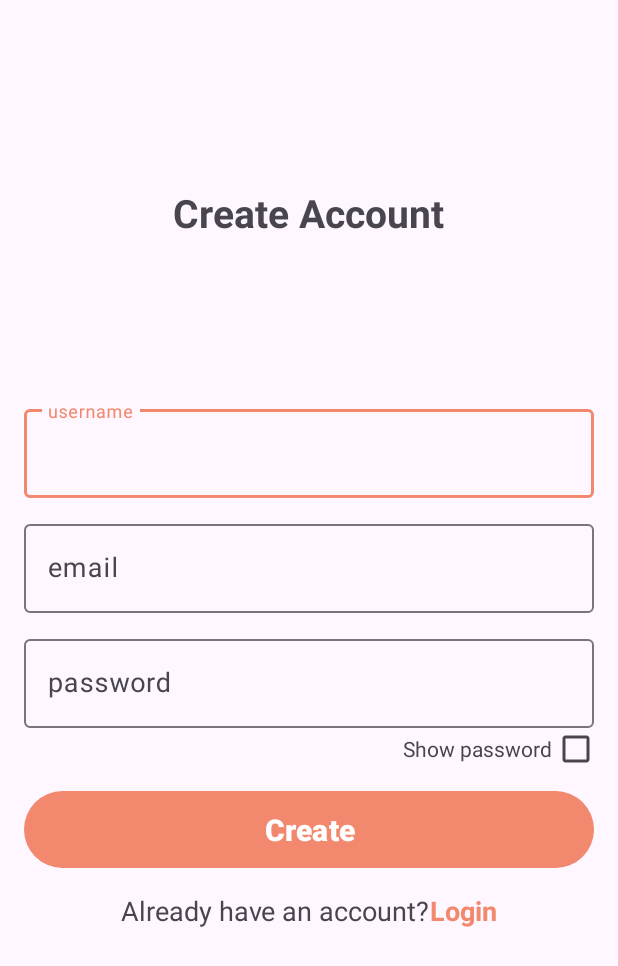
After one commit to ge-andrew/BarterBuddy, an Android app: the RegisterAccountPage screen opened directly, with no data from a screen before it, on a phone screen of 412 x 824 dp. The commit adds this screen. Shown: the top 966 px of the screen. Run offline under Robolectric (Android 15) with nearby library versions, the phone set to English and light mode, and no system bars.

Commit message:
- created new Java class and XML activity for the account creation page - added all required UI elements for user to enter information - added functionality to make password visible or invisible - added button for creating an account. This button creates a new user object and stores the new data in it - Modified user class to hold username, email, and password. - added emails to the user documents in firebase as well as empty passwords to ensure no crashing (new accounts will be made using the app once the backend is complete) - Added input types to the add_item_page text fields to allow for auto-capitalization as well as auto-correct and auto-complete

```diff
--- a/app/src/main/java/com/example/barterbuddy/DemoUserPicker.java
+++ b/app/src/main/java/com/example/barterbuddy/DemoUserPicker.java
@@ -7,6 +7,7 @@ import android.os.Bundle;
 import android.widget.Button;
 
 import com.example.barterbuddy.activities.ItemsAvailablePage;
+import com.example.barterbuddy.activities.RegisterAccountPage;
 
 public class DemoUserPicker extends AppCompatActivity {
 
@@ -24,6 +25,8 @@ public class DemoUserPicker extends AppCompatActivity {
   Button skylerButton;
   Button danielButton;
 
+  Button registerButton;
+
   @Override
   protected void onCreate(Bundle savedInstanceState) {
     super.onCreate(savedInstanceState);
@@ -33,6 +36,8 @@ public class DemoUserPicker extends AppCompatActivity {
     mattButton = findViewById(R.id.Matt);
     skylerButton = findViewById(R.id.Skyler);
     danielButton = findViewById(R.id.Daniel);
+
+    registerButton = findViewById(R.id.register);
 
     andrewButton.setOnClickListener(
         view -> {
@@ -65,5 +70,11 @@ public class DemoUserPicker extends AppCompatActivity {
           intent.putExtra("email", DANIEL_EMAIL);
           startActivity(intent);
         });
+
+    registerButton.setOnClickListener(
+        view -> {
+          Intent intent = new Intent(DemoUserPicker.this, RegisterAccountPage.class);
+          startActivity(intent);
+        });
   }
 }
--- /dev/null
+++ b/app/src/main/java/com/example/barterbuddy/activities/RegisterAccountPage.java
@@ -0,0 +1,67 @@
+package com.example.barterbuddy.activities;
+
+import android.os.Bundle;
+import android.text.method.PasswordTransformationMethod;
+import android.widget.Button;
+import android.widget.CheckBox;
+import android.widget.TextView;
+import androidx.appcompat.app.AppCompatActivity;
+import com.example.barterbuddy.R;
+import com.example.barterbuddy.models.User;
+import com.google.android.material.textfield.TextInputEditText;
+
+public class RegisterAccountPage extends AppCompatActivity {
+
+  // declaring private variables
+  private String username;
+  private String email;
+  private String password;
+
+  // declaring views
+  TextView loginTextView;
+  TextInputEditText usernameEditText;
+  TextInputEditText emailEditText;
+  TextInputEditText passwordEditText;
+  Button createButton;
+  CheckBox showPasswordCheckBox;
+
+  @Override
+  protected void onCreate(Bundle savedInstanceState) {
+    super.onCreate(savedInstanceState);
+    setContentView(R.layout.activity_register_account_page);
+
+    // find views
+    loginTextView = findViewById(R.id.login_text_view);
+    usernameEditText = findViewById(R.id.username_text_field);
+    emailEditText = findViewById(R.id.email_text_field);
+    passwordEditText = findViewById(R.id.password_text_field);
+    createButton = findViewById(R.id.create_button);
+    showPasswordCheckBox = findViewById(R.id.show_password_checkbox);
+
+    // change the visibility status of of the password field
+    showPasswordCheckBox.setOnClickListener(
+        view -> {
+          if (showPasswordCheckBox.isChecked()) {
+            // setting password to visible
+            passwordEditText.setTransformationMethod(null);
+          } else {
+            // setting password to invisible
+            passwordEditText.setTransformationMethod(new PasswordTransformationMethod());
+          }
+        });
+
+    // save account and save data in database
+    createButton.setOnClickListener(
+        view -> {
+          // getting account information from input fields
+          username = String.valueOf(usernameEditText.getText());
+          email = String.valueOf(emailEditText.getText());
+          password = String.valueOf(passwordEditText.getText());
+
+          User newUser = new User(username, email, password);
+        });
+
+    // switch to login page
+    loginTextView.setOnClickListener(view -> {});
+  }
+}
--- a/app/src/main/java/com/example/barterbuddy/models/User.java
+++ b/app/src/main/java/com/example/barterbuddy/models/User.java
@@ -7,10 +7,14 @@ package com.example.barterbuddy.models;
 public class User {
   // the name of the user
   private String username;
+  private String email;
+  private String password;
 
   // constructors
-  public User(String username) {
+  public User(String username, String email, String password) {
     this.username = username;
+    this.email = email;
+    this.password = password;
   }
 
   public User() {}
@@ -19,7 +23,23 @@ public class User {
     return username;
   }
 
+  public String getEmail() {
+    return email;
+  }
+
+  public String getPassword() {
+    return password;
+  }
+
   public void setUsername(String username) {
     this.username = username;
   }
+
+  public void setEmail(String email) {
+    this.email = email;
+  }
+
+  public void setPassword(String password) {
+    this.password = password;
+  }
 }
--- a/app/src/main/res/layout/activity_add_new_item.xml
+++ b/app/src/main/res/layout/activity_add_new_item.xml
@@ -13,7 +13,7 @@
         android:layout_width="wrap_content"
         android:layout_height="wrap_content"
         android:layout_marginBottom="12dp"
-        android:text="Item Details"
+        android:text="@string/item_details"
         android:textSize="26sp"
         android:textStyle="bold" />
 
@@ -47,7 +47,8 @@
                 android:layout_width="match_parent"
                 android:layout_height="wrap_content"
                 android:hint="@string/title"
-                android:textSize="18sp" />
+                android:textSize="18sp"
+                android:inputType="textCapSentences"/>
         </com.google.android.material.textfield.TextInputLayout>
 
         <com.google.android.material.textfield.TextInputLayout
@@ -62,7 +63,8 @@
                 android:layout_weight="1"
                 android:gravity="top|start"
                 android:hint="@string/description"
-                android:textSize="18sp" />
+                android:textSize="18sp"
+                android:inputType="textCapSentences|textAutoComplete|textAutoCorrect"/>
         </com.google.android.material.textfield.TextInputLayout>
 
     </LinearLayout>
@@ -72,7 +74,7 @@
         android:layout_width="185dp"
         android:layout_height="wrap_content"
         android:padding="12dp"
-        android:text="Save"
+        android:text="@string/save"
         android:textSize="20sp" />
 
 </LinearLayout>
--- a/app/src/main/res/layout/activity_demo_user_picker.xml
+++ b/app/src/main/res/layout/activity_demo_user_picker.xml
@@ -69,6 +69,15 @@
             android:text="Daniel"
             android:textSize="20sp" />
 
+        <Button
+            android:id="@+id/register"
+            android:layout_width="200dp"
+            android:layout_height="wrap_content"
+            android:layout_marginBottom="12dp"
+            android:padding="12dp"
+            android:text="Register"
+            android:textSize="20sp" />
+
     </LinearLayout>
 
 </LinearLayout>
--- /dev/null
+++ b/app/src/main/res/layout/activity_register_account_page.xml
@@ -0,0 +1,129 @@
+<?xml version="1.0" encoding="utf-8"?>
+<LinearLayout xmlns:android="http://schemas.android.com/apk/res/android"
+    xmlns:tools="http://schemas.android.com/tools"
+    android:layout_width="match_parent"
+    android:layout_height="match_parent"
+    android:gravity="center_horizontal"
+    android:orientation="vertical"
+    android:padding="16dp"
+    tools:context=".activities.RegisterAccountPage">
+
+    <TextView
+        android:layout_width="wrap_content"
+        android:layout_height="wrap_content"
+        android:layout_marginVertical="108dp"
+        android:layout_marginBottom="64dp"
+        android:text="@string/create_account"
+        android:textSize="26sp"
+        android:textStyle="bold" />
+
+    <LinearLayout
+        android:layout_width="match_parent"
+        android:layout_height="wrap_content"
+        android:gravity="center"
+        android:orientation="vertical">
+
+        <com.google.android.material.textfield.TextInputLayout
+            android:layout_width="match_parent"
+            android:layout_height="wrap_content"
+            android:layout_marginBottom="12dp">
+
+            <com.google.android.material.textfield.TextInputEditText
+                android:id="@+id/username_text_field"
+                android:layout_width="match_parent"
+                android:layout_height="wrap_content"
+                android:hint="@string/username"
+                android:textColorHighlight="@color/peach"
+                android:textSize="18sp"
+                android:inputType="textCapSentences|text"/>
+        </com.google.android.material.textfield.TextInputLayout>
+
+        <com.google.android.material.textfield.TextInputLayout
+            android:layout_width="match_parent"
+            android:layout_height="wrap_content"
+            android:layout_marginBottom="12dp">
+
+            <com.google.android.material.textfield.TextInputEditText
+                android:id="@+id/email_text_field"
+                android:layout_width="match_parent"
+                android:layout_height="wrap_content"
+                android:hint="@string/email"
+                android:textColorHighlight="@color/peach"
+                android:textSize="18sp"
+                android:inputType="textEmailAddress"/>
+        </com.google.android.material.textfield.TextInputLayout>
+
+        <com.google.android.material.textfield.TextInputLayout
+            android:layout_width="match_parent"
+            android:layout_height="wrap_content"
+            android:layout_marginBottom="2dp">
+
+            <com.google.android.material.textfield.TextInputEditText
+                android:id="@+id/password_text_field"
+                android:layout_width="match_parent"
+                android:layout_height="wrap_content"
+                android:hint="@string/password"
+                android:inputType="textPassword"
+                android:textColorHighlight="@color/peach"
+                android:textSize="18sp" />
+        </com.google.android.material.textfield.TextInputLayout>
+
+        <LinearLayout
+            android:layout_width="match_parent"
+            android:layout_height="wrap_content"
+            android:layout_marginBottom="12dp"
+            android:gravity="end"
+            android:orientation="horizontal">
+
+            <TextView
+                android:layout_width="wrap_content"
+                android:layout_height="wrap_content"
+                android:text="@string/show_password" />
+
+            <CheckBox
+                android:id="@+id/show_password_checkbox"
+                android:layout_width="24dp"
+                android:layout_height="24dp"
+                android:layout_marginStart="4dp"
+                android:checked="false" />
+
+
+        </LinearLayout>
+
+        <Button
+            android:id="@+id/create_button"
+            android:layout_width="match_parent"
+            android:layout_height="wrap_content"
+            android:layout_marginBottom="12dp"
+            android:padding="12dp"
+            android:text="@string/create"
+            android:textSize="20sp"
+            android:textStyle="bold" />
+
+        <LinearLayout
+            android:layout_width="match_parent"
+            android:layout_height="wrap_content"
+            android:layout_marginBottom="12dp"
+            android:gravity="center_horizontal"
+            android:orientation="horizontal">
+
+            <TextView
+                android:layout_width="wrap_content"
+                android:layout_height="wrap_content"
+                android:text="@string/already_have_an_account"
+                android:textSize="18sp" />
+
+            <TextView
+                android:id="@+id/login_text_view"
+                android:layout_width="wrap_content"
+                android:layout_height="wrap_content"
+                android:text="@string/login"
+                android:textColor="@color/peach"
+                android:textSize="18sp"
+                android:textStyle="bold" />
+
+        </LinearLayout>
+
+    </LinearLayout>
+
+</LinearLayout>
--- a/app/src/main/res/values/strings.xml
+++ b/app/src/main/res/values/strings.xml
@@ -10,4 +10,13 @@
     <string name="username">username</string>
     <string name="email">email</string>
     <string name="welcome_message">Welcome to BarterBuddy!</string>
+    <string name="password">password</string>
+    <string name="register">Register</string>
+    <string name="login">Login</string>
+    <string name="create">Create</string>
+    <string name="show_password">Show password</string>
+    <string name="already_have_an_account">Already have an account?\ </string>
+    <string name="create_account">Create Account</string>
+    <string name="item_details">Item Details</string>
+    <string name="save">Save</string>
 </resources>
```
Also changed, not shown: app/src/main/AndroidManifest.xml (+4 -4 lines).
